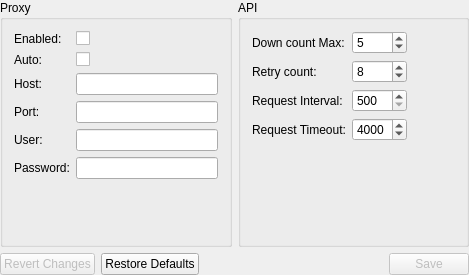
Before: the Qt Designer form src/settingsnetworkproxy.ui in JulyIghor/QtBitcoinTrader, drawn with Qt 5.
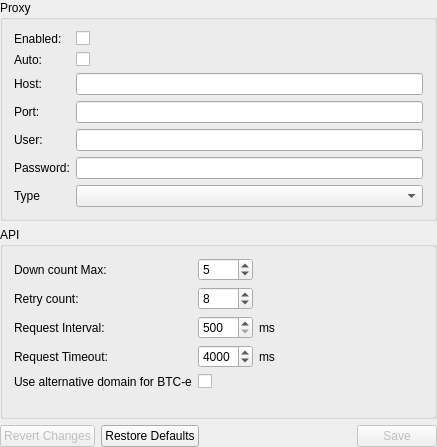
After: the same form once the commit is applied.

What changed in the file:
```diff
--- a/src/settingsnetworkproxy.ui
+++ b/src/settingsnetworkproxy.ui
@@ -6,8 +6,8 @@
    <rect>
     <x>0</x>
     <y>0</y>
-    <width>469</width>
-    <height>275</height>
+    <width>437</width>
+    <height>447</height>
    </rect>
   </property>
   <property name="sizePolicy">
@@ -19,7 +19,7 @@
   <property name="windowTitle">
    <string>SettingsNetworkProxy</string>
   </property>
-  <layout class="QGridLayout" name="gridLayout">
+  <layout class="QVBoxLayout" name="verticalLayout">
    <property name="leftMargin">
     <number>0</number>
    </property>
@@ -32,7 +32,7 @@
    <property name="bottomMargin">
     <number>0</number>
    </property>
-   <item row="0" column="0">
+   <item>
     <widget class="QGroupBox" name="proxyGroupBox">
      <property name="sizePolicy">
       <sizepolicy hsizetype="Expanding" vsizetype="Expanding">
@@ -113,7 +113,14 @@
        </widget>
       </item>
       <item row="2" column="1">
-       <widget class="QLineEdit" name="hostLineEdit"/>
+       <widget class="QLineEdit" name="hostLineEdit">
+        <property name="minimumSize">
+         <size>
+          <width>100</width>
+          <height>0</height>
+         </size>
+        </property>
+       </widget>
       </item>
       <item row="3" column="0">
        <widget class="QLabel" name="portLabel">
@@ -126,7 +133,14 @@
        </widget>
       </item>
       <item row="3" column="1">
-       <widget class="QLineEdit" name="portLineEdit"/>
+       <widget class="QLineEdit" name="portLineEdit">
+        <property name="minimumSize">
+         <size>
+          <width>100</width>
+          <height>0</height>
+         </size>
+        </property>
+       </widget>
       </item>
       <item row="4" column="0">
        <widget class="QLabel" name="userLabel">
@@ -139,7 +153,14 @@
        </widget>
       </item>
       <item row="4" column="1">
-       <widget class="QLineEdit" name="userLineEdit"/>
+       <widget class="QLineEdit" name="userLineEdit">
+        <property name="minimumSize">
+         <size>
+          <width>100</width>
+          <height>0</height>
+         </size>
+        </property>
+       </widget>
       </item>
       <item row="5" column="0">
        <widget class="QLabel" name="passwordLabel">
@@ -152,7 +173,27 @@
        </widget>
       </item>
       <item row="5" column="1">
-       <widget class="QLineEdit" name="passwordLineEdit"/>
+       <widget class="QLineEdit" name="passwordLineEdit">
+        <property name="minimumSize">
+         <size>
+          <width>100</width>
+          <height>0</height>
+         </size>
+        </property>
+       </widget>
+      </item>
+      <item row="6" column="0">
+       <widget class="QLabel" name="typeLabel">
+        <property name="accessibleName">
+         <string>SETTINGS_TYPE</string>
+        </property>
+        <property name="text">
+         <string>Type</string>
+        </property>
+       </widget>
+      </item>
+      <item row="6" column="1">
+       <widget class="QComboBox" name="typeComboBox"/>
       </item>
      </layout>
      <zorder>autoLabel</zorder>
@@ -169,7 +210,7 @@
      <zorder>enabledCheckBox</zorder>
     </widget>
    </item>
-   <item row="0" column="1">
+   <item>
     <widget class="QGroupBox" name="networkGroupBox">
      <property name="sizePolicy">
       <sizepolicy hsizetype="Expanding" vsizetype="Expanding">
@@ -183,42 +224,14 @@
      <property name="title">
       <string>API</string>
      </property>
-     <layout class="QFormLayout" name="formLayout_2">
-      <property name="fieldGrowthPolicy">
-       <enum>QFormLayout::AllNonFixedFieldsGrow</enum>
-      </property>
-      <item row="0" column="0">
-       <widget class="QLabel" name="apiDownCounterMaxLabel">
+     <layout class="QGridLayout" name="gridLayout_2">
+      <item row="3" column="0">
+       <widget class="QLabel" name="httpRequestsTimeoutLabel">
         <property name="accessibleName">
          <string>SETTINGS_DOWN_COUNT</string>
         </property>
         <property name="text">
-         <string>Down count Max:</string>
-        </property>
-       </widget>
-      </item>
-      <item row="0" column="1">
-       <widget class="QSpinBox" name="apiDownCounterMaxSpinBox">
-        <property name="minimumSize">
-         <size>
-          <width>55</width>
-          <height>0</height>
-         </size>
-        </property>
-        <property name="maximumSize">
-         <size>
-          <width>55</width>
-          <height>16777215</height>
-         </size>
-        </property>
-        <property name="minimum">
-         <number>1</number>
-        </property>
-        <property name="maximum">
-         <number>15</number>
-        </property>
-        <property name="value">
-         <number>5</number>
+         <string>Request Timeout:</string>
         </property>
        </widget>
       </item>
@@ -245,7 +258,7 @@
         </property>
         <property name="maximumSize">
          <size>
-          <width>55</width>
+          <width>0</width>
           <height>16777215</height>
          </size>
         </property>
@@ -260,6 +273,105 @@
         </property>
        </widget>
       </item>
+      <item row="2" column="2">
+       <widget class="QLabel" name="msLabel1">
+        <property name="accessibleName">
+         <string>MS</string>
+        </property>
+        <property name="text">
+         <string>ms</string>
+        </property>
+       </widget>
+      </item>
+      <item row="5" column="0">
+       <spacer name="verticalSpacer">
+        <property name="orientation">
+         <enum>Qt::Vertical</enum>
+        </property>
+        <property name="sizeHint" stdset="0">
+         <size>
+          <width>20</width>
+          <height>40</height>
+         </size>
+        </property>
+       </spacer>
+      </item>
+      <item row="0" column="1">
+       <widget class="QSpinBox" name="apiDownCounterMaxSpinBox">
+        <property name="minimumSize">
+         <size>
+          <width>55</width>
+          <height>0</height>
+         </size>
+        </property>
+        <property name="maximumSize">
+         <size>
+          <width>0</width>
+          <height>16777215</height>
+         </size>
+        </property>
+        <property name="minimum">
+         <number>1</number>
+        </property>
+        <property name="maximum">
+         <number>15</number>
+        </property>
+        <property name="value">
+         <number>5</number>
+        </property>
+       </widget>
+      </item>
+      <item row="0" column="0">
+       <widget class="QLabel" name="apiDownCounterMaxLabel">
+        <property name="accessibleName">
+         <string>SETTINGS_DOWN_COUNT</string>
+        </property>
+        <property name="text">
+         <string>Down count Max:</string>
+        </property>
+       </widget>
+      </item>
+      <item row="3" column="2">
+       <widget class="QLabel" name="msLabel2">
+        <property name="accessibleName">
+         <string>MS</string>
+        </property>
+        <property name="text">
+         <string>ms</string>
+        </property>
+       </widget>
+      </item>
+      <item row="3" column="1">
+       <widget class="QSpinBox" name="httpRequestsTimeoutSpinBox">
+        <property name="minimumSize">
+         <size>
+          <width>55</width>
+          <height>0</height>
+         </size>
+        </property>
+        <property name="maximumSize">
+         <size>
+          <width>0</width>
+          <height>16777215</height>
+         </size>
+        </property>
+        <property name="suffix">
+         <string/>
+        </property>
+        <property name="minimum">
+         <number>1000</number>
+        </property>
+        <property name="maximum">
+         <number>15000</number>
+        </property>
+        <property name="singleStep">
+         <number>100</number>
+        </property>
+        <property name="value">
+         <number>4000</number>
+        </property>
+       </widget>
+      </item>
       <item row="2" column="0">
        <widget class="QLabel" name="httpRequestsIntervalLabel">
         <property name="accessibleName">
@@ -280,7 +392,7 @@
         </property>
         <property name="maximumSize">
          <size>
-          <width>55</width>
+          <width>0</width>
           <height>16777215</height>
          </size>
         </property>
@@ -295,48 +407,27 @@
         </property>
        </widget>
       </item>
-      <item row="3" column="0">
-       <widget class="QLabel" name="httpRequestsTimeoutLabel">
+      <item row="4" column="0">
+       <widget class="QLabel" name="alternativeDomainBTCeLabel">
         <property name="accessibleName">
          <string>SETTINGS_TIMEOUT</string>
         </property>
         <property name="text">
-         <string>Request Timeout:</string>
+         <string>Use alternative domain for BTC-e</string>
         </property>
        </widget>
       </item>
-      <item row="3" column="1">
-       <widget class="QSpinBox" name="httpRequestsTimeoutSpinBox">
-        <property name="minimumSize">
-         <size>
-          <width>55</width>
-          <height>0</height>
-         </size>
-        </property>
-        <property name="maximumSize">
-         <size>
-          <width>55</width>
-          <height>16777215</height>
-         </size>
-        </property>
-        <property name="minimum">
-         <number>1000</number>
-        </property>
-        <property name="maximum">
-         <number>15000</number>
-        </property>
-        <property name="singleStep">
-         <number>100</number>
-        </property>
-        <property name="value">
-         <number>4000</number>
+      <item row="4" column="1">
+       <widget class="QCheckBox" name="alternativeDomainBTCeCheckBox">
+        <property name="text">
+         <string/>
         </property>
        </widget>
       </item>
      </layout>
     </widget>
    </item>
-   <item row="1" column="0" colspan="2">
+   <item>
     <layout class="QHBoxLayout" name="horizontalLayout">
      <item>
       <widget class="QPushButton" name="revertChangesButton">
```
Left out of the diff: 54 changed lines with no effect on the pictures.
